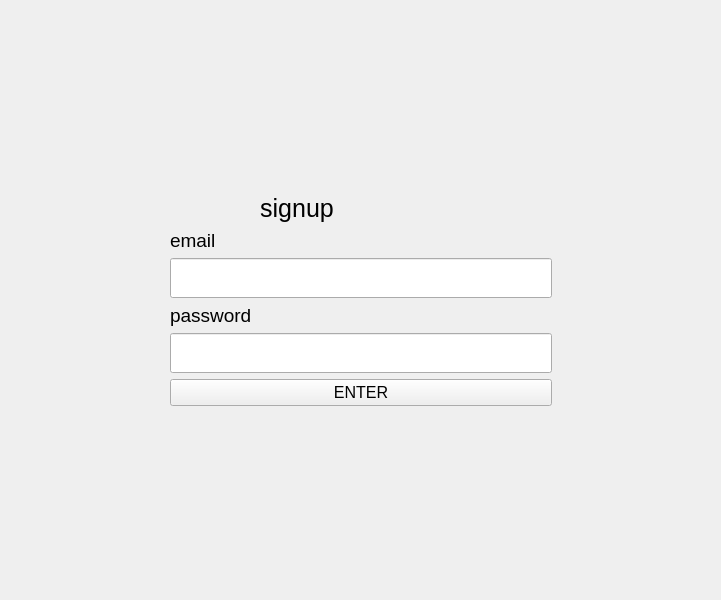
Above: ui/signup.ui from pvminhha2016-hub/PTA39PTA39-SPCK before the change. Below: the same form after it.
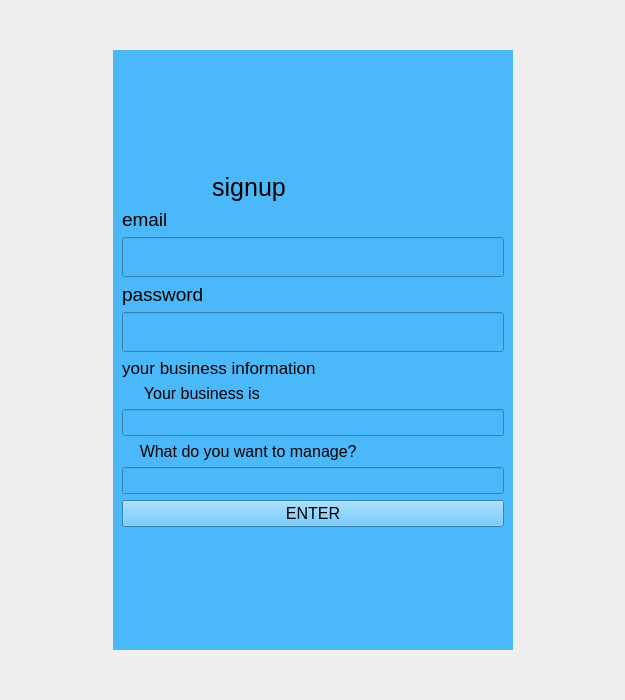
That is the form after the change.

What changed in the file:
```diff
--- a/ui/signup.ui
+++ b/ui/signup.ui
@@ -6,8 +6,8 @@
    <rect>
     <x>0</x>
     <y>0</y>
-    <width>721</width>
-    <height>600</height>
+    <width>625</width>
+    <height>700</height>
    </rect>
   </property>
   <property name="windowTitle">
@@ -36,6 +36,15 @@
         <height>0</height>
        </size>
       </property>
+      <property name="maximumSize">
+       <size>
+        <width>600</width>
+        <height>600</height>
+       </size>
+      </property>
+      <property name="styleSheet">
+       <string notr="true">background : #4BB8FA</string>
+      </property>
       <layout class="QVBoxLayout" name="verticalLayout">
        <item>
         <spacer name="verticalSpacer_2">
@@ -127,6 +136,60 @@
          </property>
         </widget>
        </item>
+       <item>
+        <widget class="QLabel" name="label_4">
+         <property name="font">
+          <font>
+           <pointsize>13</pointsize>
+          </font>
+         </property>
+         <property name="text">
+          <string>your business information</string>
+         </property>
+        </widget>
+       </item>
+       <item>
+        <widget class="QLabel" name="label_5">
+         <property name="font">
+          <font>
+           <pointsize>12</pointsize>
+          </font>
+         </property>
+         <property name="text">
+          <string>     Your business is</string>
+         </property>
+        </widget>
+       </item>
+       <item>
+        <widget class="QLineEdit" name="lineEdit">
+         <property name="font">
+          <font>
+           <pointsize>12</pointsize>
+          </font>
+         </property>
+        </widget>
+       </item>
+       <item>
+        <widget class="QLabel" name="label_6">
+         <property name="font">
+          <font>
+           <pointsize>12</pointsize>
+          </font>
+         </property>
+         <property name="text">
+          <string>    What do you want to manage?</string>
+         </property>
+        </widget>
+       </item>
+       <item>
+        <widget class="QLineEdit" name="lineEdit_2">
+         <property name="font">
+          <font>
+           <pointsize>12</pointsize>
+          </font>
+         </property>
+        </widget>
+       </item>
        <item>
         <widget class="QPushButton" name="pushButton">
          <property name="font">
```
